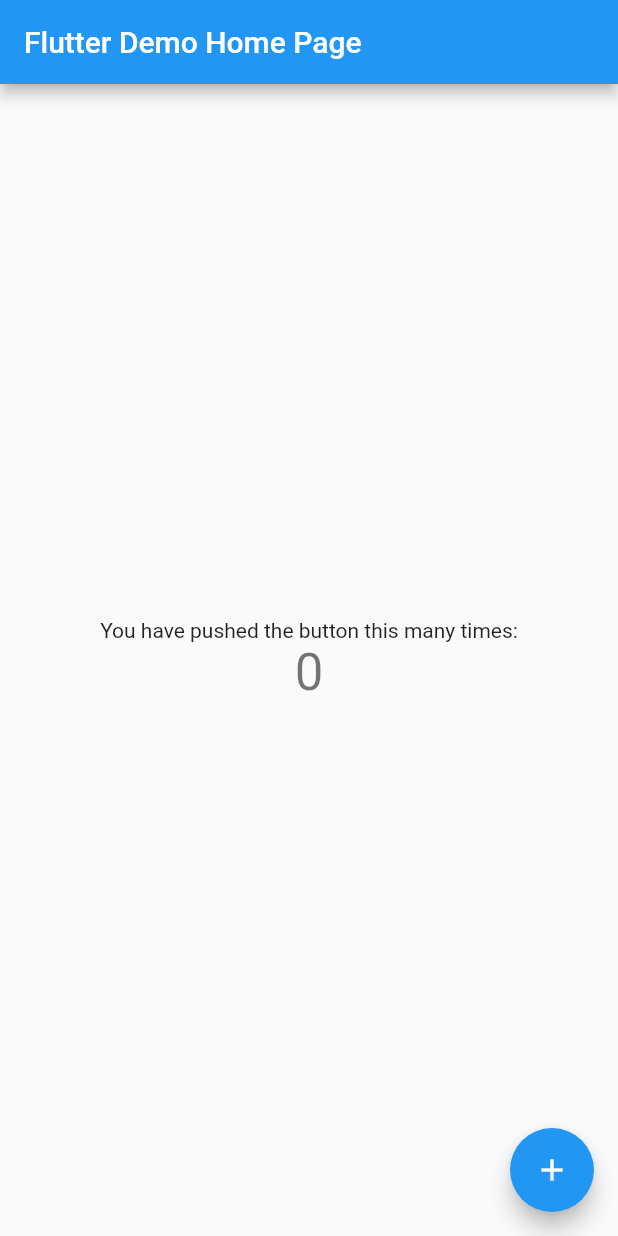
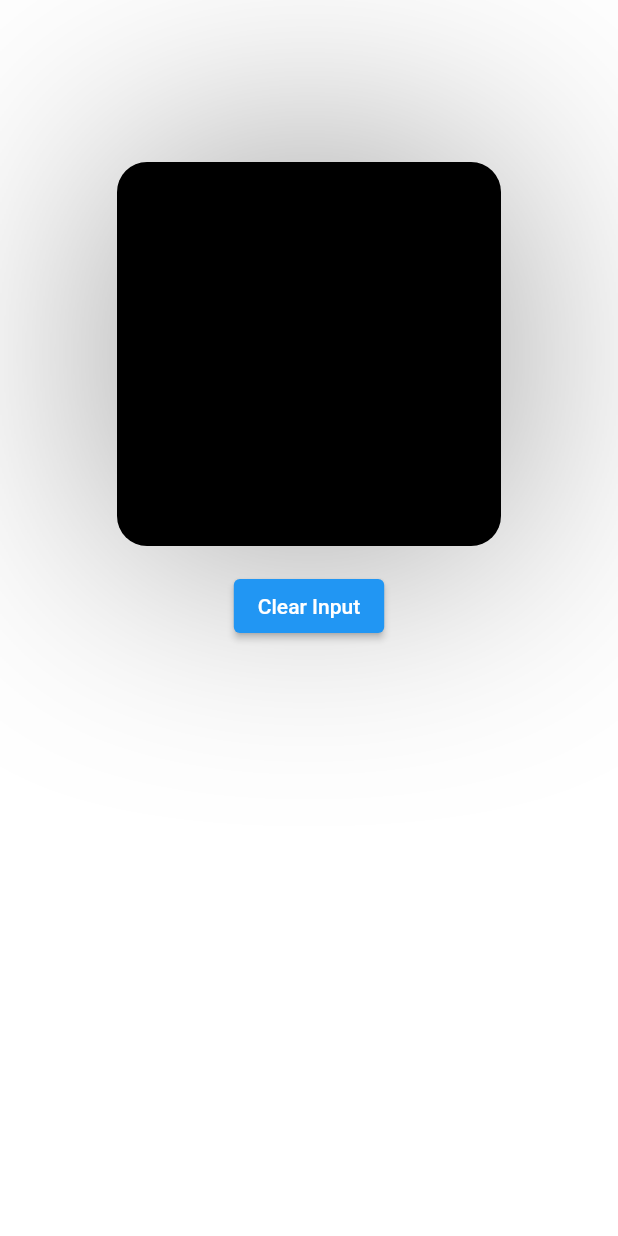
Before and after one commit to offfahad/human-face-sketch-to-real, a Flutter app: the screen it shows after launch, on a phone screen of 412 x 824 dp. Run offline on Flutter 3.47's test engine with Material 2 defaults, Android fonts, the light colour scheme and no system bars; our stand-ins replace splashscreen.

Commit message:
screens-added

```diff
--- a/Frontend/fyp_face_generator/lib/main.dart
+++ b/Frontend/fyp_face_generator/lib/main.dart
@@ -1,117 +1,18 @@
 import 'package:flutter/material.dart';
+import 'screens/splashscreen.dart';
+
 
 void main() {
   runApp(MyApp());
 }
 
 class MyApp extends StatelessWidget {
-  // This widget is the root of your application.
   @override
   Widget build(BuildContext context) {
     return MaterialApp(
-      title: 'Flutter Demo',
-      theme: ThemeData(
-        // This is the theme of your application.
-        //
-        // Try running your application with "flutter run". You'll see the
-        // application has a blue toolbar. Then, without quitting the app, try
-        // changing the primarySwatch below to Colors.green and then invoke
-        // "hot reload" (press "r" in the console where you ran "flutter run",
-        // or simply save your changes to "hot reload" in a Flutter IDE).
-        // Notice that the counter didn't reset back to zero; the application
-        // is not restarted.
-        primarySwatch: Colors.blue,
-        // This makes the visual density adapt to the platform that you run
-        // the app on. For desktop platforms, the controls will be smaller and
-        // closer together (more dense) than on mobile platforms.
-        visualDensity: VisualDensity.adaptivePlatformDensity,
-      ),
-      home: MyHomePage(title: 'Flutter Demo Home Page'),
+      title: 'Face Generator',
+      debugShowCheckedModeBanner: false,
+      home: MySplash(),
     );
   }
 }
-
-class MyHomePage extends StatefulWidget {
-  MyHomePage({Key key, this.title}) : super(key: key);
-
-  // This widget is the home page of your application. It is stateful, meaning
-  // that it has a State object (defined below) that contains fields that affect
-  // how it looks.
-
-  // This class is the configuration for the state. It holds the values (in this
-  // case the title) provided by the parent (in this case the App widget) and
-  // used by the build method of the State. Fields in a Widget subclass are
-  // always marked "final".
-
-  final String title;
-
-  @override
-  _MyHomePageState createState() => _MyHomePageState();
-}
-
-class _MyHomePageState extends State<MyHomePage> {
-  int _counter = 0;
-
-  void _incrementCounter() {
-    setState(() {
-      // This call to setState tells the Flutter framework that something has
-      // changed in this State, which causes it to rerun the build method below
-      // so that the display can reflect the updated values. If we changed
-      // _counter without calling setState(), then the build method would not be
-      // called again, and so nothing would appear to happen.
-      _counter++;
-    });
-  }
-
-  @override
-  Widget build(BuildContext context) {
-    // This method is rerun every time setState is called, for instance as done
-    // by the _incrementCounter method above.
-    //
-    // The Flutter framework has been optimized to make rerunning build methods
-    // fast, so that you can just rebuild anything that needs updating rather
-    // than having to individually change instances of widgets.
-    return Scaffold(
-      appBar: AppBar(
-        // Here we take the value from the MyHomePage object that was created by
-        // the App.build method, and use it to set our appbar title.
-        title: Text(widget.title),
-      ),
-      body: Center(
-        // Center is a layout widget. It takes a single child and positions it
-        // in the middle of the parent.
-        child: Column(
-          // Column is also a layout widget. It takes a list of children and
-          // arranges them vertically. By default, it sizes itself to fit its
-          // children horizontally, and tries to be as tall as its parent.
-          //
-          // Invoke "debug painting" (press "p" in the console, choose the
-          // "Toggle Debug Paint" action from the Flutter Inspector in Android
-          // Studio, or the "Toggle Debug Paint" command in Visual Studio Code)
-          // to see the wireframe for each widget.
-          //
-          // Column has various properties to control how it sizes itself and
-          // how it positions its children. Here we use mainAxisAlignment to
-          // center the children vertically; the main axis here is the vertical
-          // axis because Columns are vertical (the cross axis would be
-          // horizontal).
-          mainAxisAlignment: MainAxisAlignment.center,
-          children: <Widget>[
-            Text(
-              'You have pushed the button this many times:',
-            ),
-            Text(
-              '$_counter',
-              style: Theme.of(context).textTheme.headline4,
-            ),
-          ],
-        ),
-      ),
-      floatingActionButton: FloatingActionButton(
-        onPressed: _incrementCounter,
-        tooltip: 'Increment',
-        child: Icon(Icons.add),
-      ), // This trailing comma makes auto-formatting nicer for build methods.
-    );
-  }
-}
--- /dev/null
+++ b/Frontend/fyp_face_generator/lib/models/drawingarea.dart
@@ -0,0 +1,37 @@
+import 'dart:ui';
+import 'package:flutter/material.dart';
+
+class DrawingArea {
+  Offset point;
+  Paint areaPaint;
+
+  DrawingArea({this.point, this.areaPaint});
+}
+
+class MyCustomPainter extends CustomPainter {
+  List<DrawingArea> points;
+
+  MyCustomPainter({List<DrawingArea> points}) : this.points = points.toList();
+
+  @override
+  void paint(Canvas canvas, Size size) {
+    Paint background = Paint()..color = Colors.black;
+    Rect rect = Rect.fromLTWH(0, 0, size.width, size.height);
+    canvas.drawRect(rect, background);
+    canvas.clipRect(rect);
+
+    for (int x = 0; x < points.length - 1; x++) {
+      if (points[x] != null && points[x + 1] != null) {
+        canvas.drawLine(
+            points[x].point, points[x + 1].point, points[x].areaPaint);
+      } else if (points[x] != null && points[x + 1] == null) {
+        canvas.drawPoints(
+            PointMode.points, [points[x].point], points[x].areaPaint);
+      }
+    }
+  }
+
+  bool shouldRepaint(MyCustomPainter oldDelegate) {
+    return oldDelegate.points != points;
+  }
+}
--- /dev/null
+++ b/Frontend/fyp_face_generator/lib/screens/home.dart
@@ -0,0 +1,205 @@
+import 'dart:convert';
+import 'dart:typed_data';
+import 'package:flutter/material.dart';
+import 'package:fyp_face_generator/models/drawingarea.dart';
+import 'package:http/http.dart' as http;
+import 'dart:ui' as ui;
+
+class Home extends StatefulWidget {
+  @override
+  _HomeState createState() => _HomeState();
+}
+
+class _HomeState extends State<Home> {
+  List<DrawingArea> points = [];
+  Widget imageOutput;
+
+  void saveToImage(List<DrawingArea> points) async {
+    final recorder = ui.PictureRecorder();
+    final canvas =
+        Canvas(recorder, Rect.fromPoints(Offset(0.0, 0.0), Offset(200, 200)));
+    Paint paint = Paint()
+      ..color = Colors.white
+      ..strokeCap = StrokeCap.round
+      ..strokeWidth = 2.0;
+    final paint2 = Paint()
+      ..style = PaintingStyle.fill
+      ..color = Colors.black;
+    canvas.drawRect(Rect.fromLTWH(0, 0, 256, 256), paint2);
+
+    for (int i = 0; i < points.length - 1; i++) {
+      if (points[i] != null && points[i + 1] != null) {
+        canvas.drawLine(points[i].point, points[i + 1].point, paint);
+      }
+    }
+    final picture = recorder.endRecording();
+    final img = await picture.toImage(256, 256);
+
+    final pngBytes = await img.toByteData(format: ui.ImageByteFormat.png);
+    final listBytes = Uint8List.view(pngBytes.buffer);
+
+    //File file = await writeBytes(listBytes);
+    String base64 = base64Encode(listBytes);
+    fetchResponse(base64);
+  }
+
+  void fetchResponse(var base64Image) async {
+    var data = {"Image": base64Image};
+    var url = Uri.parse("http://192.168.1.100:5000/predict");
+
+    Map<String, String> headers = {
+      'Content-type': 'application/json',
+      'Accept': 'application/json',
+      'Connection': "Keep-Alive",
+    };
+    var body = json.encode(data);
+    try {
+      var response = await http.post(url, body: body, headers: headers);
+
+      final Map<String, dynamic> responseData = json.decode(response.body);
+      String outputBytes = responseData['Image'];
+      displayResponseImage(outputBytes.substring(2, outputBytes.length - 1));
+    } catch (e) {
+      print(" *Error has Occured");
+      return null;
+    }
+  }
+
+  void displayResponseImage(String bytes) async {
+    Uint8List convertedBytes = base64Decode(bytes);
+    setState(() {
+      imageOutput = Container(
+          width: 256,
+          height: 256,
+          child: Image.memory(convertedBytes, fit: BoxFit.contain));
+    });
+  }
+
+  @override
+  Widget build(BuildContext context) {
+    return Scaffold(
+        body: Stack(
+      children: [
+        Container(
+          decoration: BoxDecoration(
+              gradient: LinearGradient(
+                  begin: Alignment.topCenter,
+                  end: Alignment.bottomCenter,
+                  colors: [
+                Color.fromRGBO(255, 255, 255, 1.0),
+                Color.fromRGBO(255, 255, 255, 1.0),
+                Color.fromRGBO(255, 255, 255, 1.0)
+              ])),
+        ),
+        Center(
+            child: Column(
+          crossAxisAlignment: CrossAxisAlignment.center,
+          mainAxisAlignment: MainAxisAlignment.center,
+          children: [
+            Padding(
+                padding: EdgeInsets.all(8.0),
+                child: Container(
+                  width: 256,
+                  height: 256,
+                  decoration: BoxDecoration(
+                      borderRadius: BorderRadius.all(
+                        Radius.circular(20),
+                      ),
+                      boxShadow: [
+                        BoxShadow(
+                            color: Colors.black.withOpacity(0.4),
+                            blurRadius: 510,
+                            spreadRadius: 1)
+                      ]),
+                  child: GestureDetector(
+                    onPanDown: (details) {
+                      this.setState(() {
+                        points.add(DrawingArea(
+                            point: details.localPosition,
+                            areaPaint: Paint()
+                              ..strokeCap = StrokeCap.round
+                              ..isAntiAlias = true
+                              ..color = Colors.white
+                              ..strokeWidth = 2.0));
+                      });
+                    },
+                    onPanUpdate: (details) {
+                      this.setState(() {
+                        points.add(DrawingArea(
+                            point: details.localPosition,
+                            areaPaint: Paint()
+                              ..strokeCap = StrokeCap.round
+                              ..isAntiAlias = true
+                              ..color = Colors.white
+                              ..strokeWidth = 2.0));
+                      });
+                    },
+                    onPanEnd: (details) {
+                      saveToImage(points);
+                      this.setState(
+                        () {
+                          points.add(null);
+                        },
+                      );
+                    },
+                    child: SizedBox.expand(
+                        child: ClipRRect(
+                      borderRadius: BorderRadius.all(Radius.circular(20)),
+                      child: CustomPaint(
+                        painter: MyCustomPainter(points: points),
+                      ),
+                    )),
+                  ),
+                )),
+            Padding(
+                padding: EdgeInsets.all(8.0),
+                child: ElevatedButton(
+                  onPressed: () {
+                    setState(() {
+                      points.clear();
+                    });
+                  },
+                  child: Text('Clear Input'),
+                )),
+            Padding(
+              padding: EdgeInsets.symmetric(vertical: 16.0),
+              child: Container(
+                child: Center(
+                  child: Container(
+                    height: 256,
+                    width: 256,
+                    child: imageOutput,
+                  ),
+                ),
+              ),
+            ),
+            Row(
+              mainAxisAlignment: MainAxisAlignment.center,
+              children: [
+                Visibility(
+                  visible: imageOutput != null,
+                  child: ElevatedButton(
+                    onPressed: () {
+                      setState(() {
+                        imageOutput = null;
+                      });
+                    },
+                    child: Text('Clear Output'),
+                  ),
+                ),
+                SizedBox(width: 20.0),
+                Visibility(
+                  visible: imageOutput != null,
+                  child: ElevatedButton(
+                    onPressed: () {},
+                    child: Text('Save Image'),
+                  ),
+                ),
+              ],
+            ),
+          ],
+        ))
+      ],
+    ));
+  }
+}
--- a/Frontend/fyp_face_generator/pubspec.yaml
+++ b/Frontend/fyp_face_generator/pubspec.yaml
@@ -28,6 +28,10 @@
   # The following adds the Cupertino Icons font to your application.
   # Use with the CupertinoIcons class for iOS style icons.
   cupertino_icons: ^1.0.0
+  path_provider:
+  cached_network_image:
+  splashscreen:
+  image_gallery_saver: '^1.6.8'
 
 dev_dependencies:
   flutter_test:
```
Also changed, not shown: Frontend/fyp_face_generator/lib/screens/splashscreen.dart (added, +39 -0 lines), Frontend/fyp_face_generator/lib/screens/auth_screen.dart (added), Frontend/fyp_face_generator/pubspec.lock.
